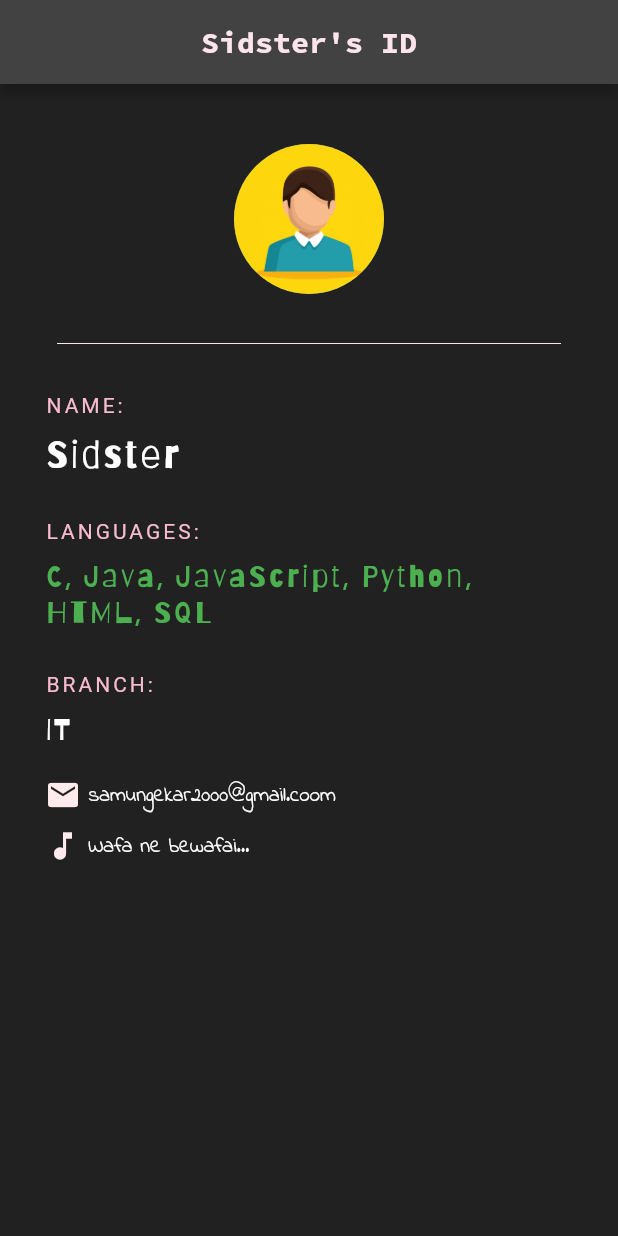
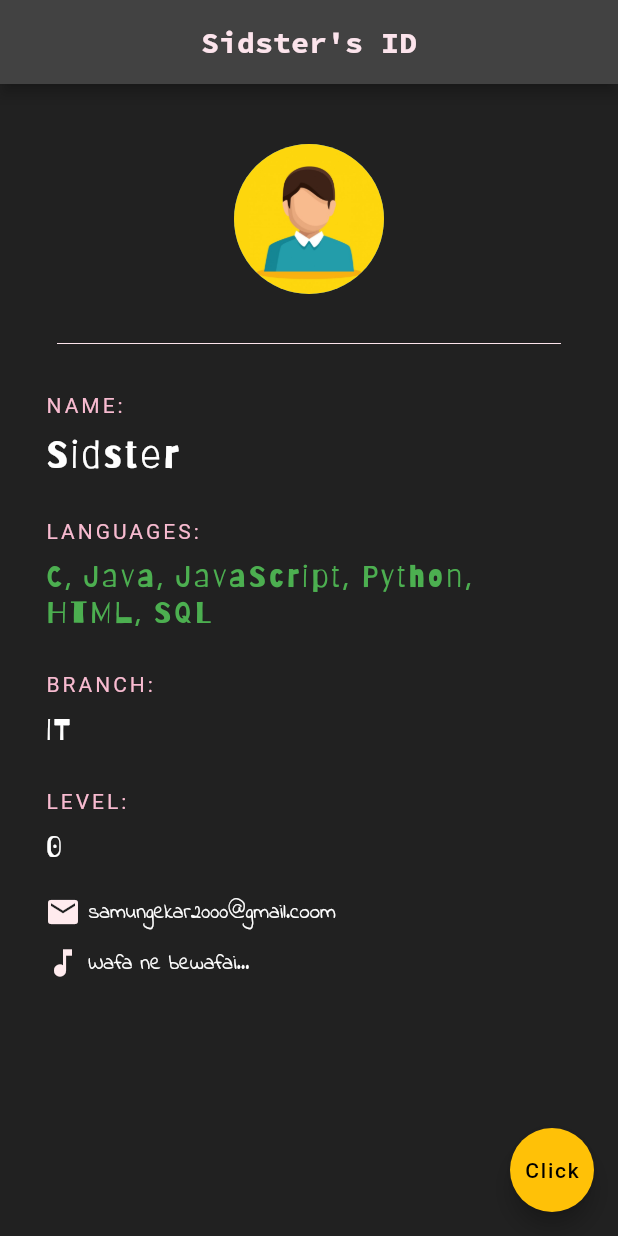
Before and after one commit to MSid01/net-ninja-flutter-playlist, a Flutter app: the screen it shows after launch, on a phone screen of 412 x 824 dp. Run offline on Flutter 3.47's test engine with Material 2 defaults, Android fonts, the phone set to English and light mode, and no system bars.

Commit message:
basic statefull widget with counter studied

```diff
--- a/lib/main.dart
+++ b/lib/main.dart
@@ -3,11 +3,18 @@
 import 'package:flutter/material.dart';
 
 void main() {
-  runApp(const MyApp());
+  runApp(const SidstersId());
 }
 
-class MyApp extends StatelessWidget {
-  const MyApp({Key? key}) : super(key: key);
+class SidstersId extends StatefulWidget {
+  const SidstersId({Key? key}) : super(key: key);
+
+  @override
+  State<SidstersId> createState() => _SidstersId();
+}
+
+class _SidstersId extends State<SidstersId> {
+  int level = 0;
   @override
   Widget build(BuildContext context) {
     return MaterialApp(
@@ -19,12 +26,21 @@ class MyApp extends StatelessWidget {
                   style: TextStyle(
                       fontFamily: "Source Code Pro",
                       color: Colors.pink[50],
-                    fontWeight: FontWeight.bold
-                  )),
+                      fontWeight: FontWeight.bold)),
               centerTitle: true,
               backgroundColor: Colors.grey[800],
             ),
             backgroundColor: Colors.grey[900],
+            floatingActionButton: FloatingActionButton(
+              onPressed: () => {setState((){level = level + 1;})},
+              backgroundColor: Colors.amber,
+              child:const Text("Click",
+              style: TextStyle(
+                color: Colors.black
+              ),
+              ),
+
+            ),
             body: Padding(
               padding: const EdgeInsets.fromLTRB(30.0, 40.0, 30.0, 0.0),
               child: Column(
@@ -38,7 +54,10 @@ class MyApp extends StatelessWidget {
                   ),
                   Padding(
                     padding: const EdgeInsets.all(8.0),
-                    child: Divider(height: 50.0, color: Colors.pink[50],),
+                    child: Divider(
+                      height: 50.0,
+                      color: Colors.pink[50],
+                    ),
                   ),
                   Text(
                     "NAME:",
@@ -84,34 +103,51 @@ class MyApp extends StatelessWidget {
                         letterSpacing: 2.0,
                         fontSize: 20.0),
                   ),
+                  const SizedBox(height: 28.0),
+                  Text(
+                    "LEVEL:",
+                    style:
+                        TextStyle(color: Colors.pink[100], letterSpacing: 2.0),
+                  ),
+                  const SizedBox(height: 10),
+                  Text(
+                    '$level',
+                    style: const TextStyle(
+                        fontFamily: "Barriecito",
+                        color: Colors.white,
+                        letterSpacing: 2.0,
+                        fontSize: 20.0),
+                  ),
                   const SizedBox(height: 20),
                   Row(
-                    children:  [
+                    children: [
                       Icon(
                         Icons.mail,
                         color: Colors.red[50],
                       ),
-                      const SizedBox(width:5.0),
-                      const Text("samungekar2000@gmail.coom",
+                      const SizedBox(width: 5.0),
+                      const Text(
+                        "samungekar2000@gmail.coom",
                         style: TextStyle(
                             fontFamily: "IndieFlower-Regular",
-                        color: Colors.white
-                      ),)
+                            color: Colors.white),
+                      )
                     ],
                   ),
                   const SizedBox(height: 10),
                   Row(
-                    children:  [
+                    children: [
                       Icon(
                         Icons.music_note,
                         color: Colors.red[50],
                       ),
-                      const SizedBox(width:5.0),
-                      const Text("Wafa ne bewafai...",
+                      const SizedBox(width: 5.0),
+                      const Text(
+                        "Wafa ne bewafai...",
                         style: TextStyle(
                             fontFamily: "IndieFlower-Regular",
-                        color: Colors.white
-                      ),)
+                            color: Colors.white),
+                      )
                     ],
                   )
                 ],
```
Lines whose indentation alone changed are shown as unchanged.
